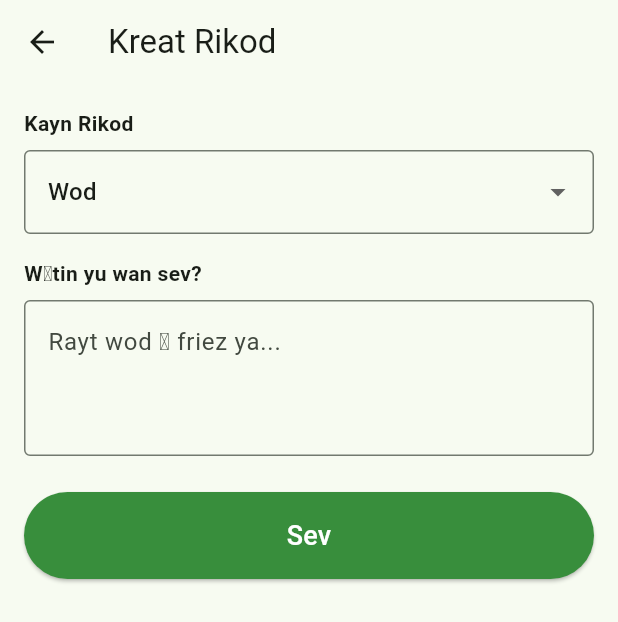
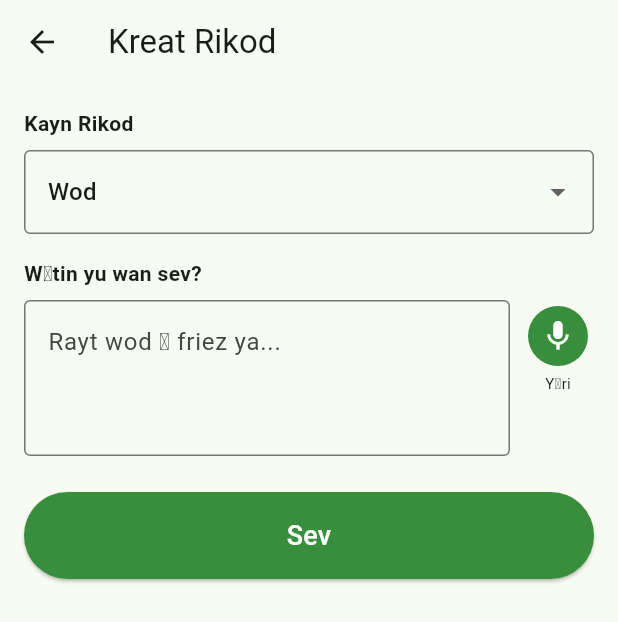
Before and after one commit to epicnellson/Kontena, a Flutter app: the CreateRecordScreen screen opened directly, on a phone screen of 412 x 824 dp. Shown: the top 622 px of the screen. Run offline on Flutter 3.47's test engine with Material 3 defaults, Android fonts, the phone set to English and light mode, and no system bars; our stand-ins replace connectivity_plus, flutter_blue_plus, permission_handler, shared_preferences, sqflite; missing offline and left inert: record, vosk_flutter; accounts and stored records are empty; generated files the repository leaves out were written again.

Commit message:
feat(voice): Vosk offline STT — mic button fills text field, no internet needed

```diff
--- a/android_client/lib/screens/create_record_screen.dart
+++ b/android_client/lib/screens/create_record_screen.dart
@@ -3,6 +3,7 @@ import 'package:flutter_gen/gen_l10n/app_localizations.dart';
 import 'package:shared_preferences/shared_preferences.dart';
 import '../models/record.dart';
 import '../services/database_service.dart';
+import '../services/voice_service.dart';
 
 class CreateRecordScreen extends StatefulWidget {
   const CreateRecordScreen({super.key});
@@ -14,6 +15,7 @@ class _CreateRecordScreenState extends State<CreateRecordScreen> {
   final _payloadCtrl = TextEditingController();
   String _schema = 'word';
   bool _saving = false;
+  bool _listening = false;
 
   final _schemas = ['word', 'phrase', 'proverb'];
 
@@ -65,6 +67,13 @@ class _CreateRecordScreenState extends State<CreateRecordScreen> {
     Navigator.pop(context, true);
   }
 
+  Future<void> _startListening() async {
+    setState(() => _listening = true);
+    final text = await VoiceService.listen();
+    setState(() { _listening = false; });
+    if (text.isNotEmpty) _payloadCtrl.text = text;
+  }
+
   @override
   Widget build(BuildContext context) {
     return Scaffold(
@@ -90,13 +99,36 @@ class _CreateRecordScreenState extends State<CreateRecordScreen> {
             Text(AppL10n.of(context)!.whatToSave,
                 style: const TextStyle(fontWeight: FontWeight.bold)),
             const SizedBox(height: 8),
-            TextField(
+            Row(
+              crossAxisAlignment: CrossAxisAlignment.start,
+              children: [
+                Expanded(
+                  child: TextField(
                     controller: _payloadCtrl,
                     decoration: InputDecoration(
                       hintText: AppL10n.of(context)!.typeHere,
                       border: const OutlineInputBorder(),
                     ),
                     maxLines: 3,
+                  ),
+                ),
+                const SizedBox(width: 8),
+                Column(
+                  children: [
+                    IconButton.filled(
+                      icon: const Icon(Icons.mic),
+                      color: Colors.white,
+                      style: IconButton.styleFrom(
+                          backgroundColor: _listening
+                              ? Colors.red.shade700
+                              : Colors.green.shade700),
+                      onPressed: _listening ? null : _startListening,
+                    ),
+                    Text(_listening ? '...' : AppL10n.of(context)!.listenButton,
+                        style: const TextStyle(fontSize: 10)),
+                  ],
+                ),
+              ],
             ),
             const SizedBox(height: 24),
             ElevatedButton(
--- a/android_client/pubspec.yaml
+++ b/android_client/pubspec.yaml
@@ -20,6 +20,8 @@ dependencies:
   flutter_blue_plus: ^1.31.5
   permission_handler: ^11.3.1
   shared_preferences: ^2.2.3
+  vosk_flutter: ^0.3.0
+  record: ^5.1.0
 
 dev_dependencies:
   flutter_test:
@@ -29,3 +31,5 @@ dev_dependencies:
 flutter:
   uses-material-design: true
   generate: true
+  assets:
+    - assets/models/vosk-model-small-en-us-0.15/
```
Also changed, not shown: android_client/lib/services/voice_service.dart (added, +76 -0 lines), 15 other files. Lines whose indentation alone changed are shown as unchanged.
